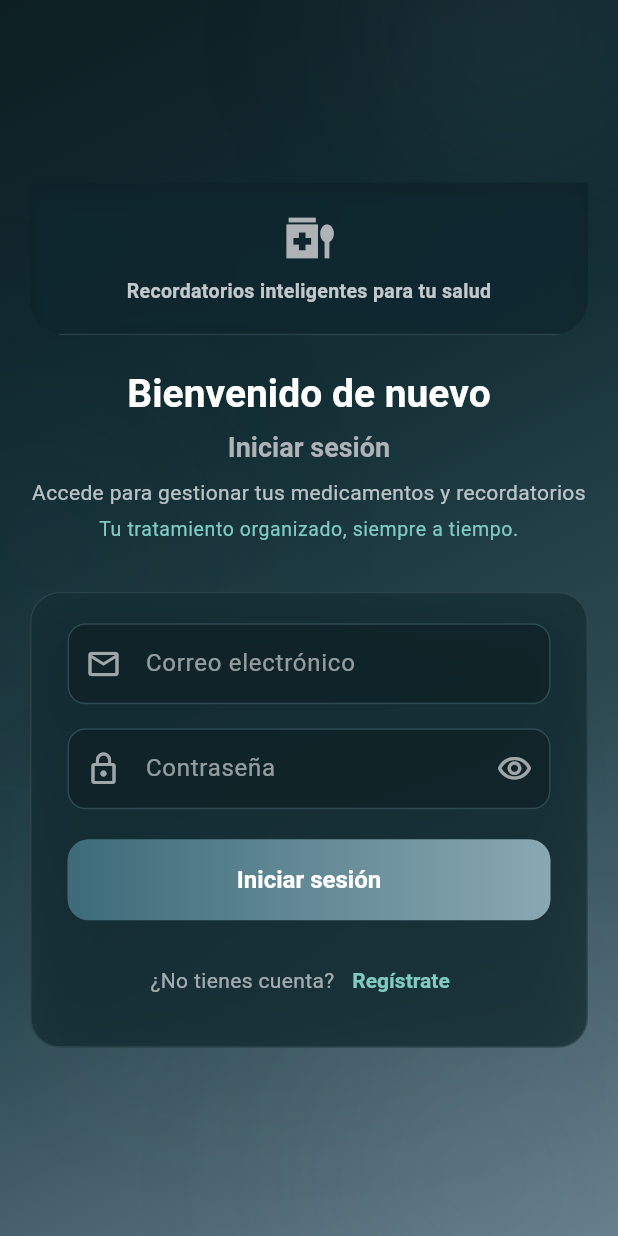
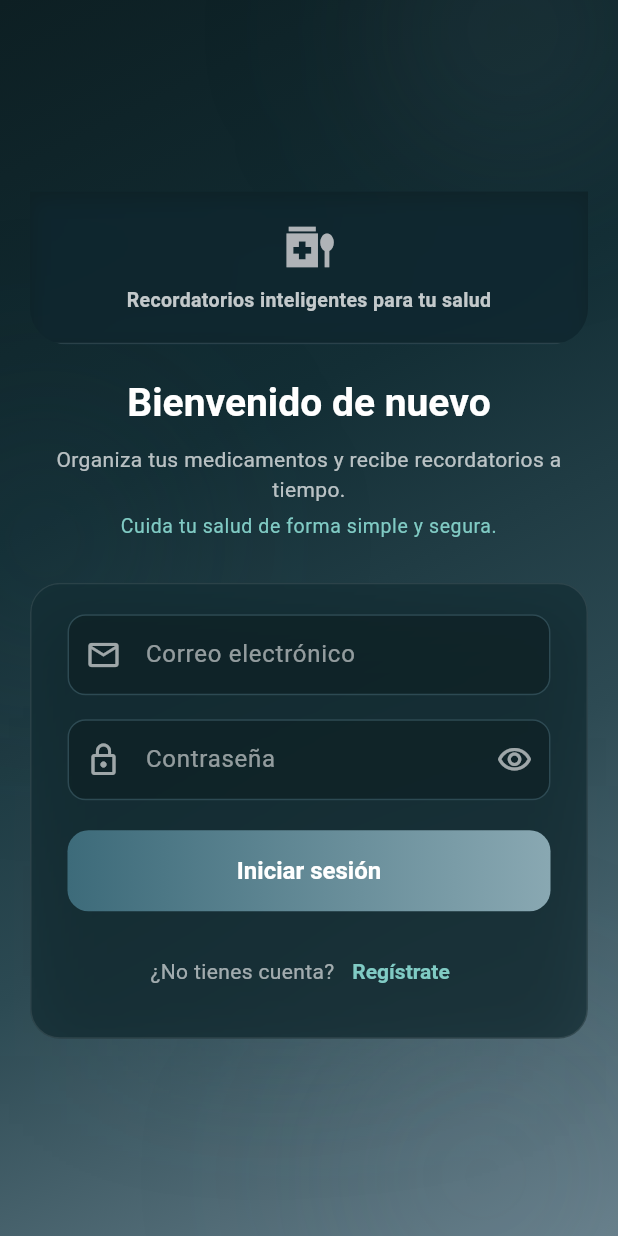
Before and after one commit to Baironfallas/sistema_medicamentos_movil, a Flutter app: the screen it shows after launch, on a phone screen of 412 x 824 dp. Run offline on Flutter 3.47's test engine with Material 3 defaults, Android fonts, the phone set to English and light mode, and no system bars; our stand-ins replace flutter_secure_storage.

Commit message:
feat(auth): actualizar textos y opciones de visualización en el formulario de inicio de sesión

```diff
--- a/lib/features/auth/presentation/pages/login_page.dart
+++ b/lib/features/auth/presentation/pages/login_page.dart
@@ -119,16 +119,17 @@ class _LoginPageState extends State<LoginPage> {
   Widget build(BuildContext context) {
     return AuthFormLayout(
       title: 'Iniciar sesión',
-      subtitle: 'Accede para gestionar tus medicamentos y recordatorios',
+      subtitle: 'Organiza tus medicamentos y recibe recordatorios a tiempo.',
       welcomeText: 'Bienvenido de nuevo',
-      supportingText: 'Tu tratamiento organizado, siempre a tiempo.',
+      supportingText: 'Cuida tu salud de forma simple y segura.',
       headerLabel: 'Recordatorios inteligentes para tu salud',
       visualRefresh: true,
       headerHeight: 102,
       headerIconSize: 36,
       headerTitleSpacing: 22,
-      titleFormSpacing: 32,
+      titleFormSpacing: 28,
       darkDecorativeBackground: true,
+      showTitle: false,
       child: Form(
         key: _formKey,
         child: Column(
--- a/lib/features/auth/presentation/widgets/auth_form_layout.dart
+++ b/lib/features/auth/presentation/widgets/auth_form_layout.dart
@@ -21,6 +21,7 @@ class AuthFormLayout extends StatelessWidget {
     this.titleFormSpacing,
     this.cardPadding,
     this.darkDecorativeBackground = false,
+    this.showTitle = true,
   });
 
   final String title;
@@ -37,6 +38,7 @@ class AuthFormLayout extends StatelessWidget {
   final double? titleFormSpacing;
   final EdgeInsetsGeometry? cardPadding;
   final bool darkDecorativeBackground;
+  final bool showTitle;
 
   @override
   Widget build(BuildContext context) {
@@ -164,8 +166,9 @@ class AuthFormLayout extends StatelessWidget {
                                 : FontWeight.w800,
                           ),
                         ),
-                        const SizedBox(height: 6),
+                        SizedBox(height: showTitle ? 6 : 10),
                       ],
+                      if (showTitle) ...[
                         Text(
                           title,
                           textAlign: TextAlign.center,
@@ -190,6 +193,7 @@ class AuthFormLayout extends StatelessWidget {
                           ),
                         ),
                         const SizedBox(height: 8),
+                      ],
                       Text(
                         subtitle,
                         textAlign: TextAlign.center,
```
Lines whose indentation alone changed are shown as unchanged.
